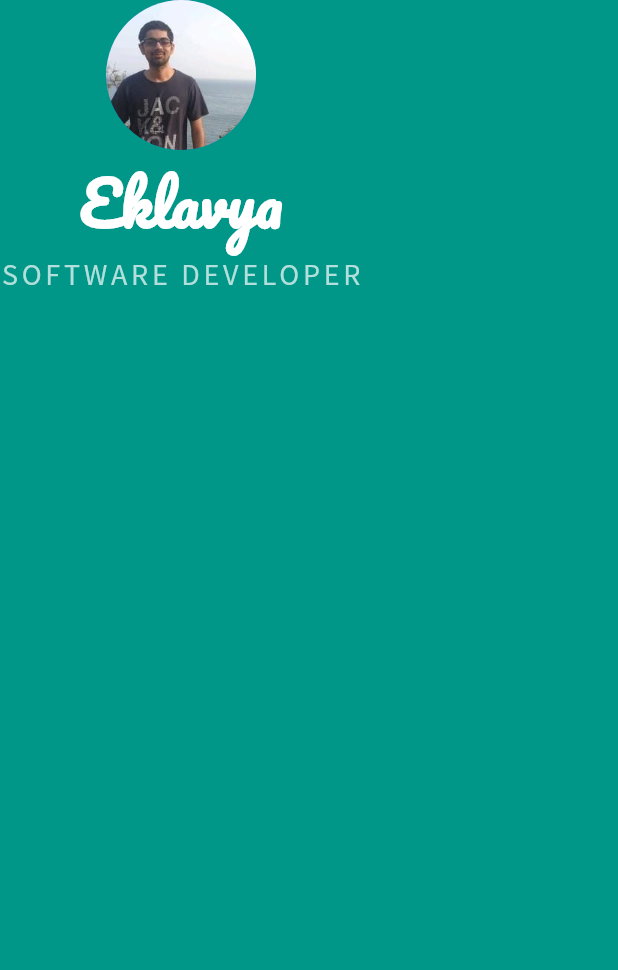
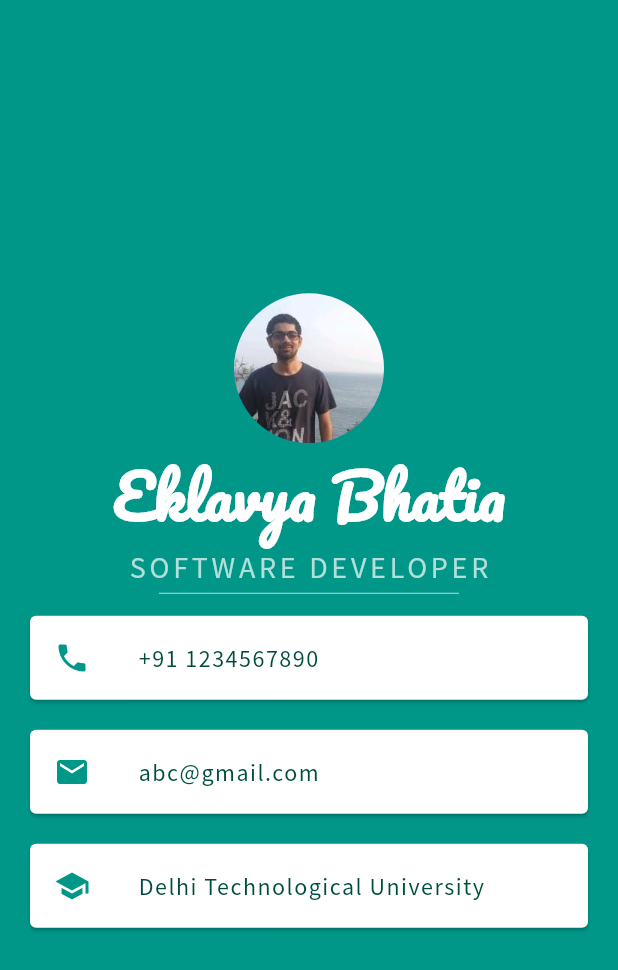
Before and after one commit to eklavyabhatia/personal_card, a Flutter app: the screen it shows after launch, on a phone screen of 412 x 824 dp. Shown: the top 970 px of the screen. Run offline on Flutter 3.47's test engine with Material 2 defaults, Android fonts, the phone set to English and light mode, and no system bars.

Commit message:
create phone, email, education

```diff
--- a/lib/main.dart
+++ b/lib/main.dart
@@ -12,13 +12,14 @@ class MyApp extends StatelessWidget {
         backgroundColor: Colors.teal,
         body: SafeArea(
           child: Column(
+            mainAxisAlignment: MainAxisAlignment.center,
             children: [
               CircleAvatar(
                 radius: 50,
                 backgroundImage: AssetImage('images/eklavya.jpeg'),
               ),
               Text(
-                "Eklavya",
+                "Eklavya Bhatia",
                 style: TextStyle(
                     fontFamily: 'Pacifico',
                     color: Colors.white,
@@ -33,6 +34,61 @@ class MyApp extends StatelessWidget {
                     fontSize: 20,
                     letterSpacing: 2.5),
               ),
+              SizedBox(
+                height: 10,
+                width: 200,
+                child: Divider(
+                  color: Colors.teal.shade100,
+                ),
+              ),
+              Card(
+                margin: EdgeInsets.symmetric(horizontal: 20, vertical: 10),
+                child: ListTile(
+                  leading: Icon(
+                    Icons.phone,
+                    color: Colors.teal,
+                  ),
+                  title: Text(
+                    '+91 1234567890',
+                    style: TextStyle(
+                        fontFamily: 'SourceSansPro',
+                        color: Colors.teal.shade900,
+                        letterSpacing: 1),
+                  ),
+                ),
+              ),
+              Card(
+                margin: EdgeInsets.symmetric(horizontal: 20, vertical: 10),
+                child: ListTile(
+                  leading: Icon(
+                    Icons.email,
+                    color: Colors.teal,
+                  ),
+                  title: Text(
+                    'abc@gmail.com',
+                    style: TextStyle(
+                        fontFamily: 'SourceSansPro',
+                        color: Colors.teal.shade900,
+                        letterSpacing: 1),
+                  ),
+                ),
+              ),
+              Card(
+                margin: EdgeInsets.symmetric(horizontal: 20, vertical: 10),
+                child: ListTile(
+                  leading: Icon(
+                    Icons.school,
+                    color: Colors.teal,
+                  ),
+                  title: Text(
+                    'Delhi Technological University',
+                    style: TextStyle(
+                        fontFamily: 'SourceSansPro',
+                        color: Colors.teal.shade900,
+                        letterSpacing: 1),
+                  ),
+                ),
+              )
             ],
           ),
         ),
```
